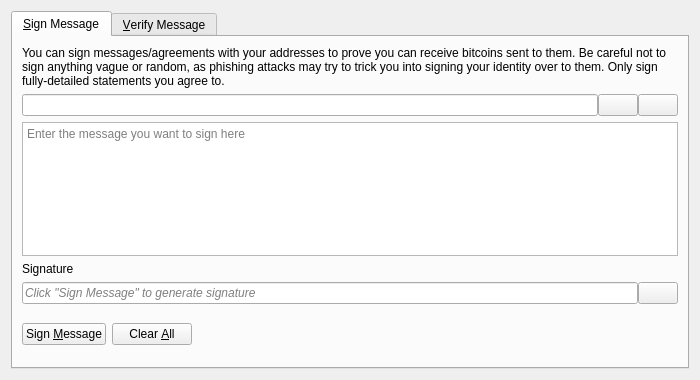
The window that src/qt/forms/signverifymessagedialog.ui (Ilankay/ilancoin) describes before a commit, drawn with Qt 5.
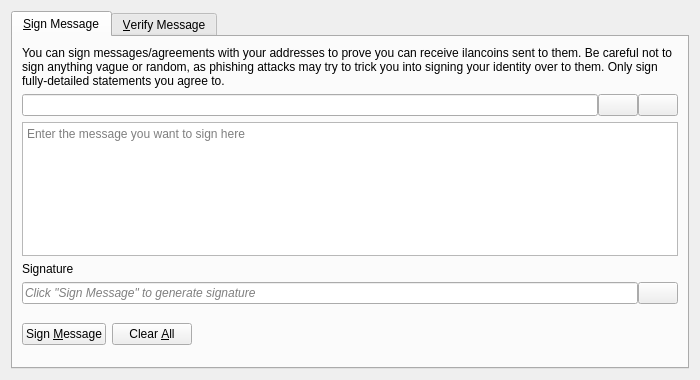
The same window after the commit. Icons and pictures are not drawn. Custom widgets are drawn as their Qt base class.

Commit message: changed names from bitcoin to ilancoin

Diff of the .ui file:
```diff
--- a/src/qt/forms/signverifymessagedialog.ui
+++ b/src/qt/forms/signverifymessagedialog.ui
@@ -30,7 +30,7 @@
        <item>
         <widget class="QLabel" name="infoLabel_SM">
          <property name="text">
-          <string>You can sign messages/agreements with your addresses to prove you can receive bitcoins sent to them. Be careful not to sign anything vague or random, as phishing attacks may try to trick you into signing your identity over to them. Only sign fully-detailed statements you agree to.</string>
+          <string>You can sign messages/agreements with your addresses to prove you can receive ilancoins sent to them. Be careful not to sign anything vague or random, as phishing attacks may try to trick you into signing your identity over to them. Only sign fully-detailed statements you agree to.</string>
          </property>
          <property name="textFormat">
           <enum>Qt::PlainText</enum>
```
Left out of the diff: 26 changed lines with no effect on the pictures. The commit also changes 1389 other files.
